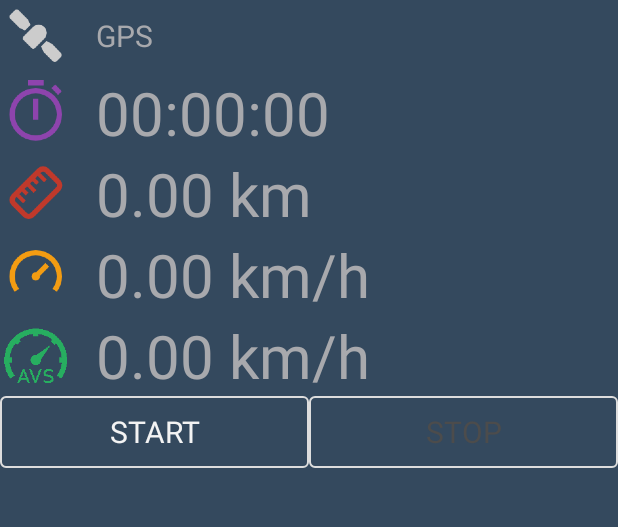
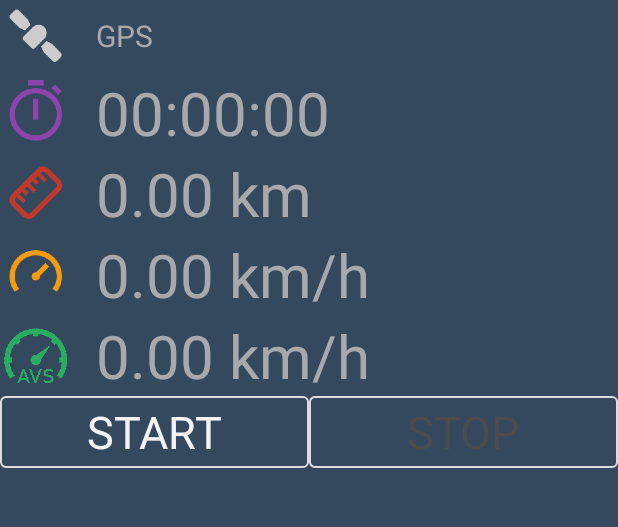
Before and after one commit to pricindalas/GPXTracker, an Android app: the screen it shows after launch (MainActivity), on a phone screen of 412 x 824 dp, the part 72-599 px from its top. Run offline under Robolectric (Android 15) with nearby library versions, the phone set to English and light mode, and no system bars.

Commit message:
1.7.1
Fix: crashas atidarant gpx faila, temos pataisymas.

```diff
--- a/trk/src/main/java/bazulis/gpxtracker/trk/util/MapView.java
+++ b/trk/src/main/java/bazulis/gpxtracker/trk/util/MapView.java
@@ -43,7 +43,7 @@ public class MapView extends View {
     }
     @Override
     public void onDraw(Canvas canvas) {
-        size = canvas.getHeight();
+        size = canvas.getWidth();
         if (!lats.isEmpty() && !lons.isEmpty()) {
             int x1, x2, y1, y2;
             float elev;
--- a/trk/src/main/res/drawable/bcg_frame.xml
+++ b/trk/src/main/res/drawable/bcg_frame.xml
@@ -4,6 +4,7 @@
     <item android:state_pressed="false">
         <shape android:shape="rectangle">
             <corners android:radius="3dp"/>
+            <solid android:color="#00000000"/>
             <stroke android:color="#dddddd" android:width="1dp"/>
         </shape>
     </item>
--- a/trk/src/main/res/layout/activity_main.xml
+++ b/trk/src/main/res/layout/activity_main.xml
@@ -81,7 +81,8 @@
                     android:layout_weight="1"
                     android:onClick="begin"
                     android:text="@string/b_start"
-                    android:textSize="20sp"
+                    android:textSize="30sp"
+                    android:gravity="center"
                     android:background="@drawable/bcg_frame" />
 
                 <Button
@@ -91,7 +92,8 @@
                     android:layout_weight="1"
                     android:onClick="end"
                     android:text="@string/b_stop"
-                    android:textSize="20sp"
+                    android:textSize="30sp"
+                    android:gravity="center"
                     android:background="@drawable/bcg_frame" />
             </LinearLayout>
 
```
Also changed, not shown: trk/build.gradle (+4 -4 lines), trk/src/main/java/bazulis/gpxtracker/trk/GPXDetails.java (+10 -3 lines), 3 other files.
